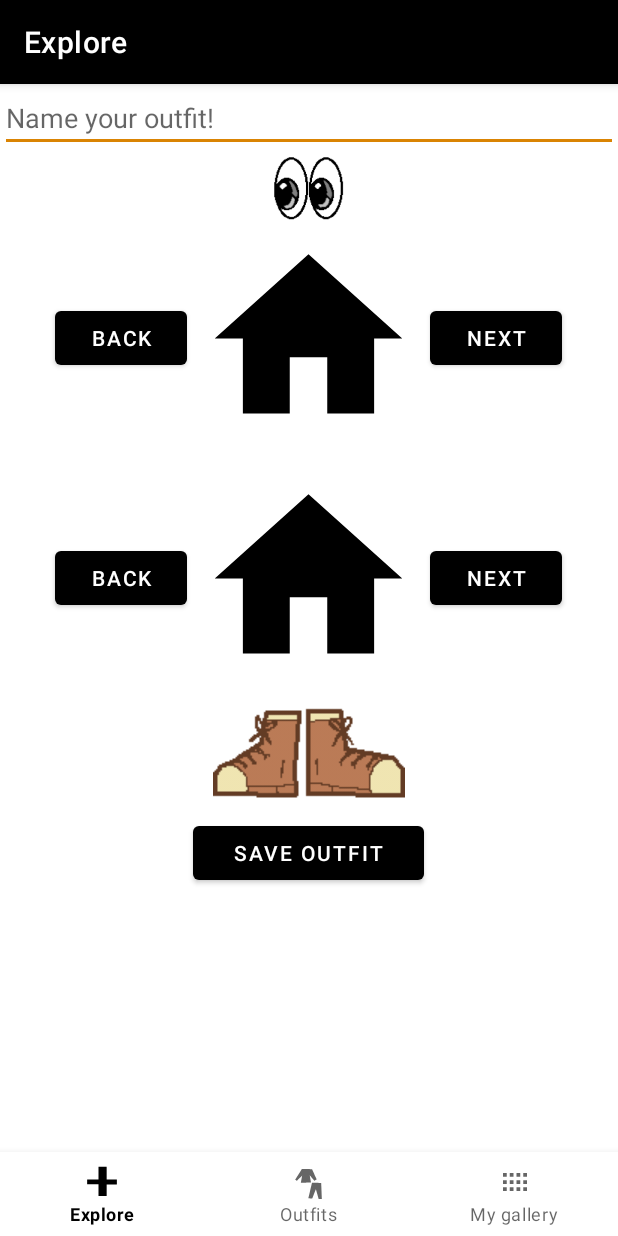
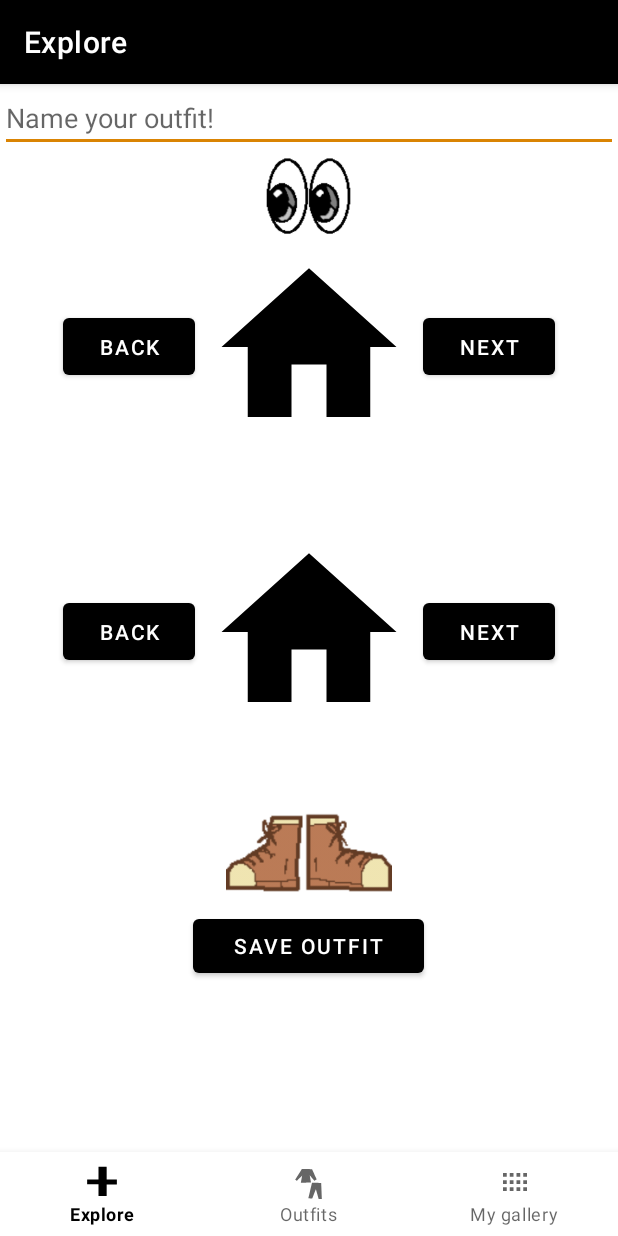
Before and after one commit to HelenaMaslowska/MyFashion, an Android app: the screen it shows after launch (MainActivity), on a phone screen of 412 x 824 dp. Run offline under Robolectric (Android 15) with nearby library versions, the phone set to English and light mode, and no system bars; our stand-ins replace Firebase (no records; nobody signed in at launch, a user with empty details on screens opened directly), navigation-ui; 2 statements that could not run were skipped.

Commit message:
resize main images

```diff
--- a/app/src/main/res/layout/fragment_home.xml
+++ b/app/src/main/res/layout/fragment_home.xml
@@ -21,7 +21,7 @@
         <ImageView
             android:id="@+id/head"
             android:layout_width="364dp"
-            android:layout_height="49dp"
+            android:layout_height="60dp"
             android:layout_weight="1"
             android:src="@drawable/eyes" />
     </LinearLayout>
@@ -30,62 +30,54 @@
         android:layout_width="match_parent"
         android:layout_height="match_parent"
         android:gravity="center"
-        android:layout_marginLeft="10dp"
-        android:layout_marginRight="10dp"
-        android:layout_marginBottom="0dp"
         android:orientation="horizontal">
 
         <Button
             android:id="@+id/firstBack"
             android:layout_width="wrap_content"
-            android:layout_height="wrap_content"
+            android:layout_height="50dp"
             android:layout_margin="6dp"
             android:text="Back" />
 
         <ImageView
             android:id="@+id/firstImage"
-            android:layout_width="150dp"
-            android:layout_height="150dp"
-            android:layout_margin="0dp"
+            android:layout_width="140dp"
+            android:layout_height="140dp"
             tools:src="@tools:sample/avatars" />
 
         <Button
             android:id="@+id/firstNext"
             android:layout_width="wrap_content"
-            android:layout_height="wrap_content"
+            android:layout_height="50dp"
             android:layout_margin="6dp"
             android:text="Next" />
     </LinearLayout>
 
     <LinearLayout
         android:layout_width="match_parent"
-        android:layout_height="match_parent"
+        android:layout_height="wrap_content"
         android:gravity="center"
-        android:layout_marginLeft="10dp"
-        android:layout_marginRight="10dp"
+
         android:orientation="horizontal">
 
         <Button
             android:id="@+id/secondBack"
             android:layout_width="wrap_content"
-            android:layout_height="wrap_content"
+            android:layout_height="50dp"
             android:layout_margin="6dp"
-            android:layout_marginEnd="18dp"
             android:text="Back" />
 
         <ImageView
             android:id="@+id/secondImage"
-            android:layout_width="150dp"
-            android:layout_height="170dp"
-            android:layout_margin="0dp"
+            android:layout_width="140dp"
+            android:layout_height="240dp"
             tools:src="@tools:sample/avatars" />
 
         <Button
             android:id="@+id/secondNext"
             android:layout_width="wrap_content"
-            android:layout_height="wrap_content"
+            android:layout_height="50dp"
             android:layout_margin="6dp"
-            android:layout_marginBottom="112dp"
             android:text="Next" />
     </LinearLayout>
 
@@ -97,7 +89,7 @@
         <ImageView
             android:id="@+id/shoes"
             android:layout_width="364dp"
-            android:layout_height="64dp"
+            android:layout_height="55dp"
             android:layout_weight="1"
             android:src="@drawable/boots" />
     </LinearLayout>
--- a/app/src/main/res/layout/item_images.xml
+++ b/app/src/main/res/layout/item_images.xml
@@ -22,8 +22,8 @@
 
     <ImageView
         android:id="@+id/tshirtImg"
-        android:layout_width="220dp"
-        android:layout_height="220dp"
+        android:layout_width="160dp"
+        android:layout_height="160dp"
         app:layout_constraintBottom_toTopOf="@+id/trousersImg"
         app:layout_constraintEnd_toEndOf="parent"
         app:layout_constraintStart_toStartOf="parent"
@@ -32,8 +32,8 @@
 
     <ImageView
         android:id="@+id/trousersImg"
-        android:layout_width="220dp"
-        android:layout_height="240dp"
+        android:layout_width="160dp"
+        android:layout_height="270dp"
         app:layout_constraintEnd_toEndOf="parent"
         app:layout_constraintStart_toStartOf="parent"
         app:layout_constraintTop_toBottomOf="@+id/tshirtImg"
```
